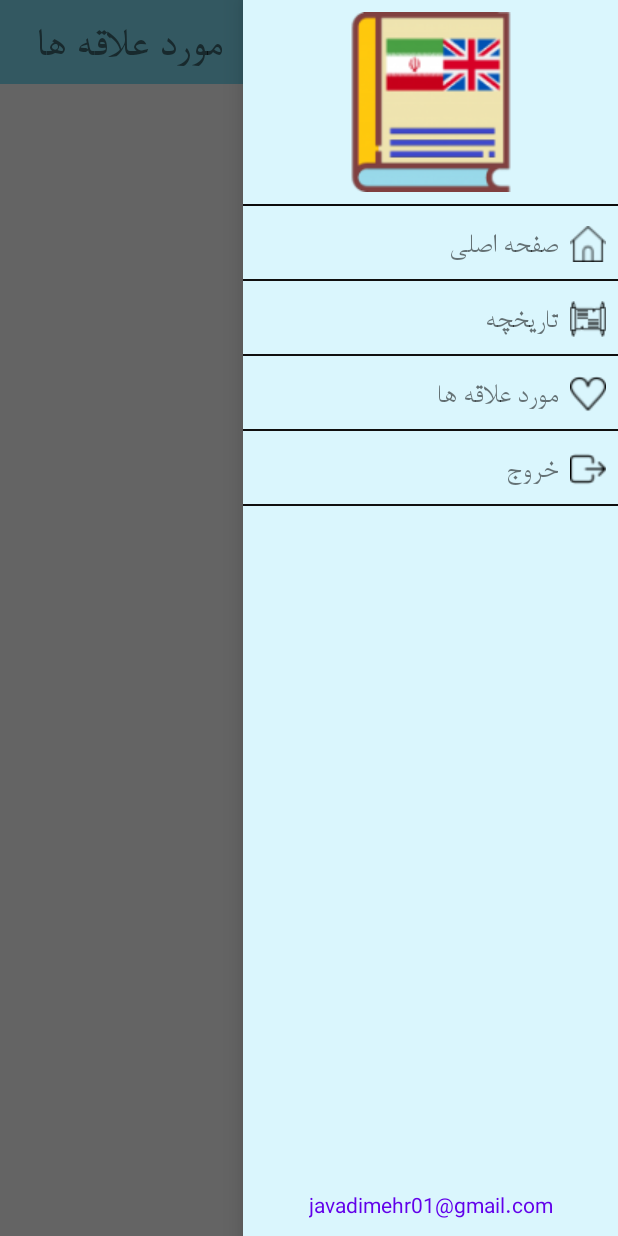
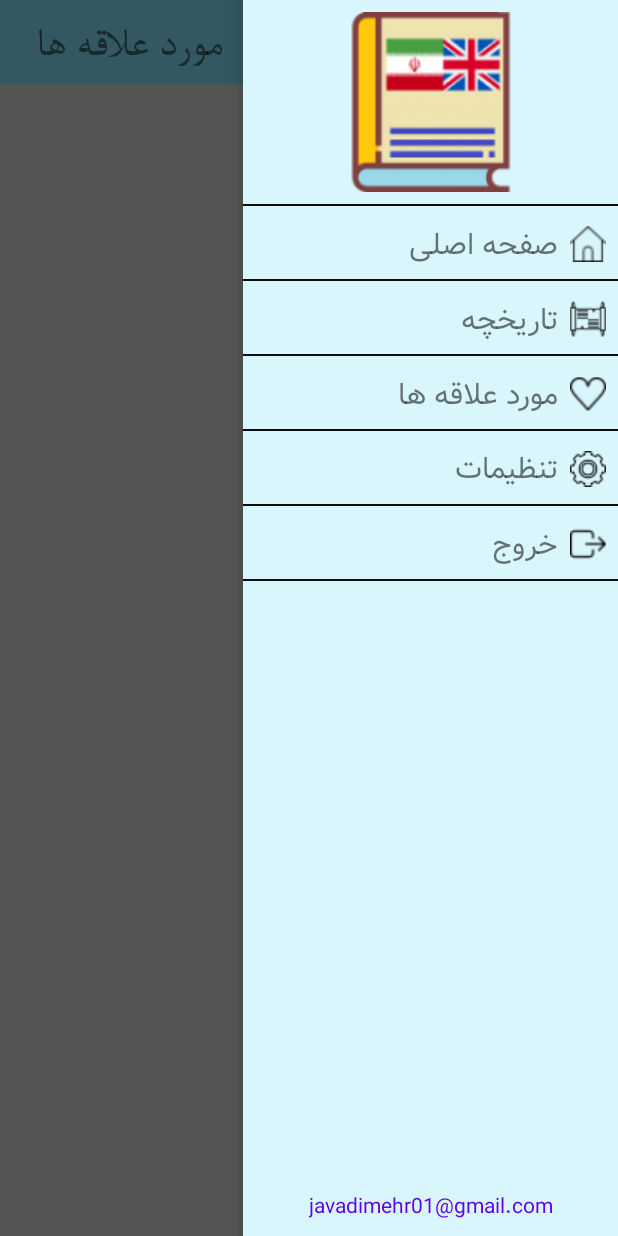
Before and after one commit to javadi92/DictionaryPlus, an Android app: the Favorite screen opened directly, with no data from a screen before it, with the side drawer open, on a phone screen of 412 x 824 dp. Run offline under Robolectric (Android 15) with nearby library versions, the phone set to English and light mode, and no system bars; 2 statements that could not run were skipped.

```diff
--- a/app/build.gradle
+++ b/app/build.gradle
@@ -6,8 +6,8 @@ android {
         applicationId "com.javadi.dictionary"
         minSdkVersion 18
         targetSdkVersion 28
-        versionCode 2
-        versionName "1.1"
+        versionCode 3
+        versionName "1.2"
         testInstrumentationRunner "android.support.test.runner.AndroidJUnitRunner"
     }
     buildTypes {
--- a/app/src/main/java/com/javadi/dictionary/App.java
+++ b/app/src/main/java/com/javadi/dictionary/App.java
@@ -2,7 +2,7 @@ package com.javadi.dictionary;
 
 import android.app.Application;
 
-import com.javadi.dictionary.database.DBHelper;
+import com.javadi.dictionary.Model.DBHelper;
 
 public class App extends Application {
 
--- a/app/src/main/java/com/javadi/dictionary/database/DBC.java
+++ b/app/src/main/java/com/javadi/dictionary/Model/DBC.java
@@ -1,4 +1,4 @@
-package com.javadi.dictionary.database;
+package com.javadi.dictionary.Model;
 
 public class DBC {
 
--- a/app/src/main/java/com/javadi/dictionary/database/DBHelper.java
+++ b/app/src/main/java/com/javadi/dictionary/Model/DBHelper.java
@@ -1,4 +1,4 @@
-package com.javadi.dictionary.database;
+package com.javadi.dictionary.Model;
 
 import android.content.ContentValues;
 import android.content.Context;
@@ -7,6 +7,7 @@ import android.database.SQLException;
 import android.database.sqlite.SQLiteDatabase;
 import android.database.sqlite.SQLiteOpenHelper;
 import android.util.Log;
+
 import java.io.File;
 import java.io.FileOutputStream;
 import java.io.IOException;
@@ -88,7 +89,7 @@ public class DBHelper extends SQLiteOpenHelper {
 
     public String translate(String word){
         openDb();
-        Cursor cursor =db.rawQuery("SELECT * FROM "+DBC.mainDB.TABLE_NAME+" WHERE " +DBC.mainDB.ENGLISH_WORD
+        Cursor cursor =db.rawQuery("SELECT * FROM "+ DBC.mainDB.TABLE_NAME+" WHERE " +DBC.mainDB.ENGLISH_WORD
                 +"="+"'"+word+"'",null);
         String mean=null;
         if(cursor.moveToFirst()){
--- a/app/src/main/java/com/javadi/dictionary/adapter/FavoriteAdapter.java
+++ b/app/src/main/java/com/javadi/dictionary/adapter/FavoriteAdapter.java
@@ -110,6 +110,16 @@ public class FavoriteAdapter extends RecyclerView.Adapter<FavoriteAdapter.myView
         return words.size();
     }
 
+    @Override
+    public long getItemId(int position) {
+        return position;
+    }
+
+    @Override
+    public int getItemViewType(int position) {
+        return position;
+    }
+
     class myViewHolder extends RecyclerView.ViewHolder{
 
         TextView tvEnglishFavorite,tvRow;
--- a/app/src/main/java/com/javadi/dictionary/adapter/HistoryAdapter.java
+++ b/app/src/main/java/com/javadi/dictionary/adapter/HistoryAdapter.java
@@ -9,6 +9,7 @@ import android.support.v7.widget.RecyclerView;
 import android.view.LayoutInflater;
 import android.view.Menu;
 import android.view.MenuItem;
+import android.view.MotionEvent;
 import android.view.View;
 import android.view.ViewGroup;
 import android.widget.ImageView;
@@ -63,6 +64,7 @@ public class HistoryAdapter extends RecyclerView.Adapter<HistoryAdapter.myViewHo
         if(!multiSelect){
             myViewHolder.itemView.setBackgroundResource(R.drawable.effect);
         }
+
         myViewHolder.itemView.setOnClickListener(new View.OnClickListener() {
             @Override
             public void onClick(View v) {
@@ -112,6 +114,16 @@ public class HistoryAdapter extends RecyclerView.Adapter<HistoryAdapter.myViewHo
         return words.size();
     }
 
+    @Override
+    public long getItemId(int position) {
+        return position;
+    }
+
+    @Override
+    public int getItemViewType(int position) {
+        return position;
+    }
+
     class myViewHolder extends RecyclerView.ViewHolder{
 
         TextView tvEnglishHistory,tvRow;
--- a/app/src/main/res/layout/favorite.xml
+++ b/app/src/main/res/layout/favorite.xml
@@ -3,6 +3,7 @@
     xmlns:tools="http://schemas.android.com/tools"
     android:layout_width="match_parent"
     android:layout_height="match_parent"
+    android:background="@color/colorBackground"
     xmlns:app="http://schemas.android.com/apk/res-auto">
 
     <android.support.v7.widget.Toolbar
@@ -26,7 +27,7 @@
                 android:layout_height="wrap_content"
                 android:layout_marginStart="8dp"
                 android:layout_marginTop="8dp"
-                android:layout_marginEnd="8dp"
+                android:layout_marginEnd="16dp"
                 android:layout_marginBottom="8dp"
                 app:layout_constraintBottom_toBottomOf="parent"
                 app:layout_constraintEnd_toEndOf="parent"
--- a/app/src/main/res/layout/history.xml
+++ b/app/src/main/res/layout/history.xml
@@ -3,6 +3,7 @@
     xmlns:tools="http://schemas.android.com/tools"
     android:layout_width="match_parent"
     android:layout_height="match_parent"
+    android:background="@color/colorBackground"
     xmlns:app="http://schemas.android.com/apk/res-auto">
 
     <android.support.v7.widget.Toolbar
@@ -26,7 +27,7 @@
                 android:layout_height="wrap_content"
                 android:layout_marginStart="8dp"
                 android:layout_marginTop="8dp"
-                android:layout_marginEnd="8dp"
+                android:layout_marginEnd="16dp"
                 android:layout_marginBottom="8dp"
                 app:layout_constraintBottom_toBottomOf="parent"
                 app:layout_constraintEnd_toEndOf="parent"
--- a/app/src/main/res/layout/main_page.xml
+++ b/app/src/main/res/layout/main_page.xml
@@ -43,7 +43,7 @@
                 android:layout_height="wrap_content"
                 android:layout_marginStart="8dp"
                 android:layout_marginTop="8dp"
-                android:layout_marginEnd="8dp"
+                android:layout_marginEnd="16dp"
                 android:layout_marginBottom="8dp"
                 app:layout_constraintBottom_toBottomOf="parent"
                 app:layout_constraintEnd_toEndOf="parent"
@@ -77,11 +77,12 @@
         android:id="@+id/autoCompleteTextView_main_page"
         android:layout_width="0dp"
         android:layout_height="wrap_content"
+        android:layout_marginStart="8dp"
         android:layout_marginTop="8dp"
         android:layout_marginEnd="8dp"
         android:layout_marginBottom="8dp"
+        android:fontFamily="@font/vazir"
         android:hint="@string/AutocompleteHint"
-        android:fontFamily="@font/vazir"
         android:imeOptions="flagNoExtractUi|actionSend"
         android:singleLine="true"
         android:textColor="@color/TextColor"
--- a/app/src/main/res/layout/nav_menu.xml
+++ b/app/src/main/res/layout/nav_menu.xml
@@ -66,9 +66,9 @@
                     android:layout_marginTop="8dp"
                     android:layout_marginEnd="8dp"
                     android:layout_marginBottom="8dp"
-                    android:fontFamily="@font/bnazanin"
                     android:text="صفحه اصلی"
                     android:textSize="@dimen/MenuOptionTextSize_NormalSize"
+                    android:fontFamily="@font/vazir"
                     app:layout_constraintBottom_toBottomOf="parent"
                     app:layout_constraintEnd_toStartOf="@+id/imageView"
                     app:layout_constraintHorizontal_bias="1.0"
@@ -118,9 +118,9 @@
                     android:layout_marginTop="8dp"
                     android:layout_marginEnd="8dp"
                     android:layout_marginBottom="8dp"
-                    android:fontFamily="@font/bnazanin"
                     android:text="تاریخچه"
                     android:textSize="@dimen/MenuOptionTextSize_NormalSize"
+                    android:fontFamily="@font/vazir"
                     app:layout_constraintBottom_toBottomOf="parent"
                     app:layout_constraintEnd_toStartOf="@+id/imageView4"
                     app:layout_constraintHorizontal_bias="1.0"
@@ -172,9 +172,9 @@
                     android:layout_marginTop="8dp"
                     android:layout_marginEnd="8dp"
                     android:layout_marginBottom="8dp"
-                    android:fontFamily="@font/bnazanin"
                     android:text="مورد علاقه ها"
                     android:textSize="@dimen/MenuOptionTextSize_NormalSize"
+                    android:fontFamily="@font/vazir"
                     app:layout_constraintBottom_toBottomOf="parent"
                     app:layout_constraintEnd_toStartOf="@+id/imageView5"
                     app:layout_constraintHorizontal_bias="1.0"
@@ -211,6 +211,55 @@
             </android.support.constraint.ConstraintLayout>
 
 
+            <android.support.constraint.ConstraintLayout
+                android:layout_width="match_parent"
+                android:layout_height="@dimen/ManueItemHeight_NormalSize">
+
+                <ImageView
+                    android:id="@+id/imageView7"
+                    android:layout_width="wrap_content"
+                    android:layout_height="wrap_content"
+                    android:layout_marginStart="8dp"
+                    android:layout_marginTop="8dp"
+                    android:layout_marginEnd="8dp"
+                    android:layout_marginBottom="8dp"
+                    app:layout_constraintBottom_toBottomOf="parent"
+                    app:layout_constraintEnd_toEndOf="parent"
+                    app:layout_constraintHorizontal_bias="1.0"
+                    app:layout_constraintStart_toStartOf="parent"
+                    app:layout_constraintTop_toTopOf="parent"
+                    app:srcCompat="@drawable/settings" />
+
+                <LinearLayout
+                    android:id="@+id/linearLayout5"
+                    android:layout_width="0dp"
+                    android:layout_height="1dp"
+                    android:background="@color/TextColor"
+                    android:orientation="horizontal"
+                    app:layout_constraintBottom_toBottomOf="parent"
+                    app:layout_constraintEnd_toEndOf="parent"
+                    app:layout_constraintStart_toStartOf="parent"
+                    app:layout_constraintTop_toBottomOf="@+id/imageView7"
+                    app:layout_constraintVertical_bias="1.0"></LinearLayout>
+
+                <TextView
+                    android:id="@+id/textView10"
+                    android:layout_width="wrap_content"
+                    android:layout_height="wrap_content"
+                    android:layout_marginStart="8dp"
+                    android:layout_marginTop="8dp"
+                    android:layout_marginEnd="8dp"
+                    android:layout_marginBottom="8dp"
+                    android:text="تنظیمات"
+                    android:textSize="@dimen/MenuOptionTextSize_NormalSize"
+                    android:fontFamily="@font/vazir"
+                    app:layout_constraintBottom_toTopOf="@+id/linearLayout5"
+                    app:layout_constraintEnd_toStartOf="@+id/imageView7"
+                    app:layout_constraintHorizontal_bias="1.0"
+                    app:layout_constraintStart_toStartOf="parent"
+                    app:layout_constraintTop_toTopOf="parent" />
+
+            </android.support.constraint.ConstraintLayout>
 
 
             <android.support.constraint.ConstraintLayout
@@ -228,9 +277,9 @@
                     android:layout_marginTop="8dp"
                     android:layout_marginEnd="8dp"
                     android:layout_marginBottom="8dp"
-                    android:fontFamily="@font/bnazanin"
                     android:text="خروج"
                     android:textSize="@dimen/MenuOptionTextSize_NormalSize"
+                    android:fontFamily="@font/vazir"
                     app:layout_constraintBottom_toBottomOf="parent"
                     app:layout_constraintEnd_toStartOf="@+id/imageView6"
                     app:layout_constraintHorizontal_bias="1.0"
--- a/app/src/main/res/values/colors.xml
+++ b/app/src/main/res/values/colors.xml
@@ -4,5 +4,5 @@
     <color name="colorPrimaryDark">#132AB6</color>
     <color name="TextColor">#0F0F0F</color>
     <color name="colorAccent">#FF6B6B</color>
-    <color name="colorBackground">#FFED8E</color>
+    <color name="colorBackground">#D6D6D6</color>
 </resources>
```
Also changed, not shown: app/src/main/res/drawable-hdpi/settings.png (deleted), app/src/main/res/drawable-mdpi/settings.png (deleted), app/src/main/res/drawable-xhdpi/settings.png (deleted), app/src/main/res/drawable-xxhdpi/settings.png (deleted), app/src/main/res/drawable-xxxhdpi/settings.png (deleted), app/src/main/res/drawable/settings.png.
